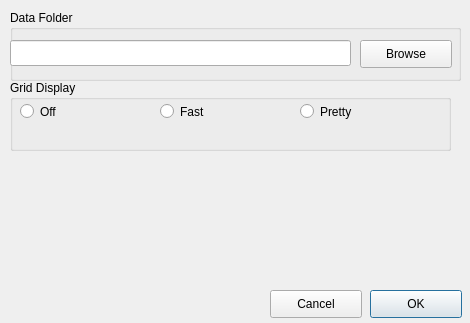
This is tools/world-editor/SettingsDialog.ui in andrewrk/motrs as Qt 5 draws it before an edit. The edited form follows.
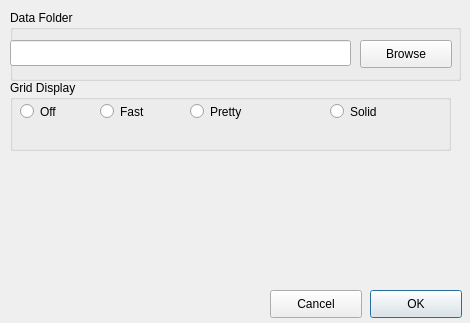
This is the edited form.

Commit message: Add another grid option

The edit to the form file:
```diff
--- a/tools/world-editor/SettingsDialog.ui
+++ b/tools/world-editor/SettingsDialog.ui
@@ -67,7 +67,7 @@
    <widget class="QRadioButton" name="optGridFast">
     <property name="geometry">
      <rect>
-      <x>150</x>
+      <x>90</x>
       <y>20</y>
       <width>108</width>
       <height>23</height>
@@ -80,7 +80,7 @@
    <widget class="QRadioButton" name="optGridPretty">
     <property name="geometry">
      <rect>
-      <x>290</x>
+      <x>180</x>
       <y>20</y>
       <width>108</width>
       <height>23</height>
@@ -90,6 +90,19 @@
      <string>Pretty</string>
     </property>
    </widget>
+   <widget class="QRadioButton" name="optGridSolid">
+    <property name="geometry">
+     <rect>
+      <x>320</x>
+      <y>20</y>
+      <width>108</width>
+      <height>23</height>
+     </rect>
+    </property>
+    <property name="text">
+     <string>Solid</string>
+    </property>
+   </widget>
   </widget>
   <widget class="QGroupBox" name="groupBox_2">
    <property name="geometry">
```
The commit also changes 8 other files.
